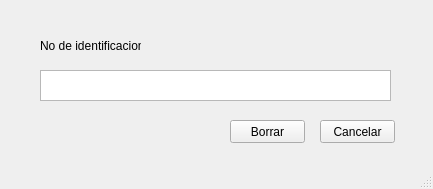
First picture: the form in BorrarCliente.ui, repository OSarmient/Parcial2, before the edit.
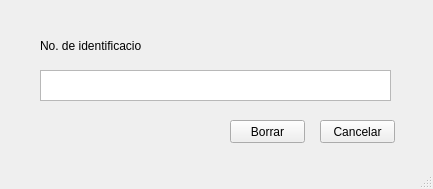
Second picture: the form after the edit.

```diff
--- a/BorrarCliente.ui
+++ b/BorrarCliente.ui
@@ -34,7 +34,7 @@
      </rect>
     </property>
     <property name="text">
-     <string>No de identificacion</string>
+     <string>No. de identificacion</string>
     </property>
    </widget>
    <widget class="QPushButton" name="pushButton_2">
```
Left out of the diff: 12 changed lines with no effect on the pictures.
